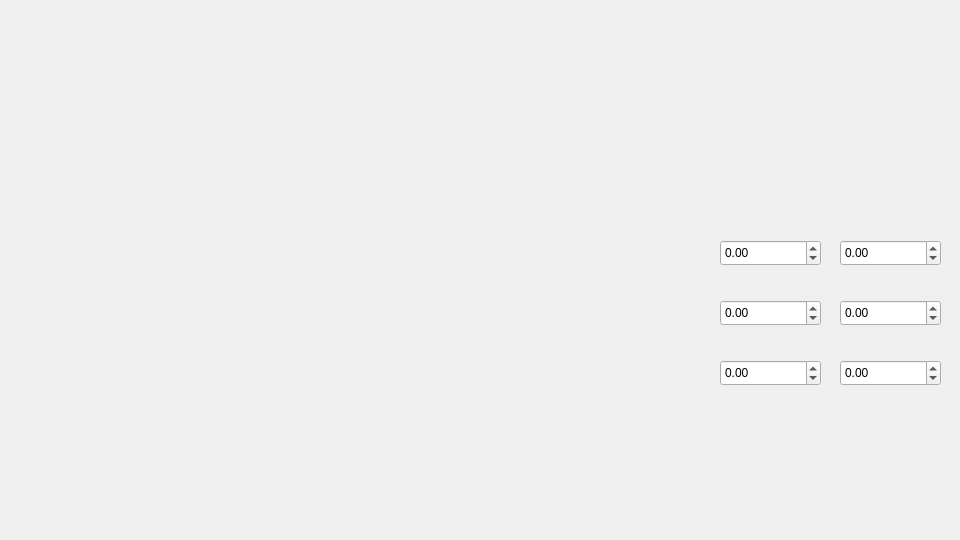
The window that cppCode/src/widget.ui (goodvsme/Robot-SemseterProject2) describes before a commit, drawn with Qt 5.
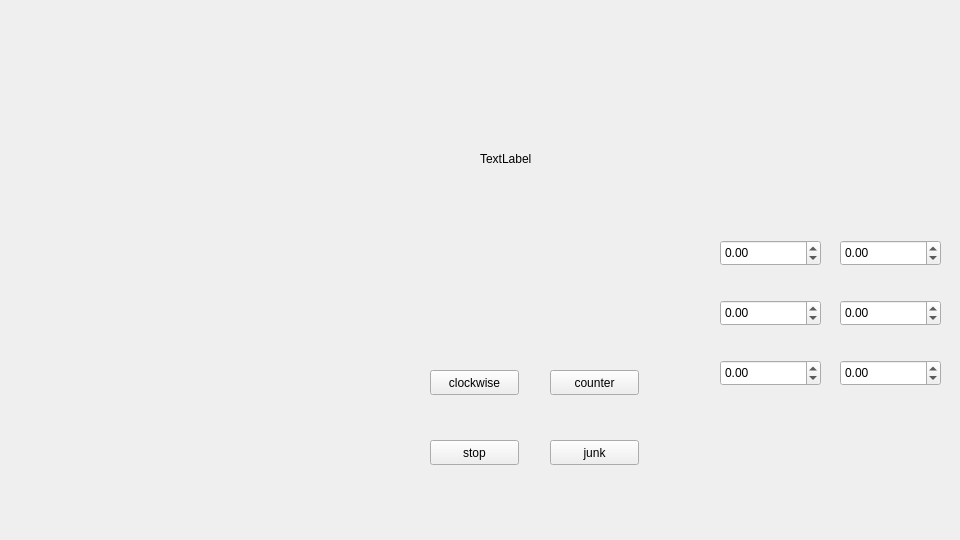
The same window after the commit.

What changed in the file:
```diff
--- a/cppCode/src/widget.ui
+++ b/cppCode/src/widget.ui
@@ -121,6 +121,71 @@
     <double>999.000000000000000</double>
    </property>
   </widget>
+  <widget class="QPushButton" name="clockwise">
+   <property name="geometry">
+    <rect>
+     <x>430</x>
+     <y>370</y>
+     <width>89</width>
+     <height>25</height>
+    </rect>
+   </property>
+   <property name="text">
+    <string>clockwise</string>
+   </property>
+  </widget>
+  <widget class="QPushButton" name="stop">
+   <property name="geometry">
+    <rect>
+     <x>430</x>
+     <y>440</y>
+     <width>89</width>
+     <height>25</height>
+    </rect>
+   </property>
+   <property name="text">
+    <string>stop</string>
+   </property>
+  </widget>
+  <widget class="QPushButton" name="counter">
+   <property name="geometry">
+    <rect>
+     <x>550</x>
+     <y>370</y>
+     <width>89</width>
+     <height>25</height>
+    </rect>
+   </property>
+   <property name="text">
+    <string>counter</string>
+   </property>
+  </widget>
+  <widget class="QPushButton" name="junk">
+   <property name="geometry">
+    <rect>
+     <x>550</x>
+     <y>440</y>
+     <width>89</width>
+     <height>25</height>
+    </rect>
+   </property>
+   <property name="text">
+    <string>junk</string>
+   </property>
+  </widget>
+  <widget class="QLabel" name="label">
+   <property name="geometry">
+    <rect>
+     <x>480</x>
+     <y>150</y>
+     <width>67</width>
+     <height>17</height>
+    </rect>
+   </property>
+   <property name="text">
+    <string>TextLabel</string>
+   </property>
+  </widget>
  </widget>
  <resources/>
  <connections/>
```
